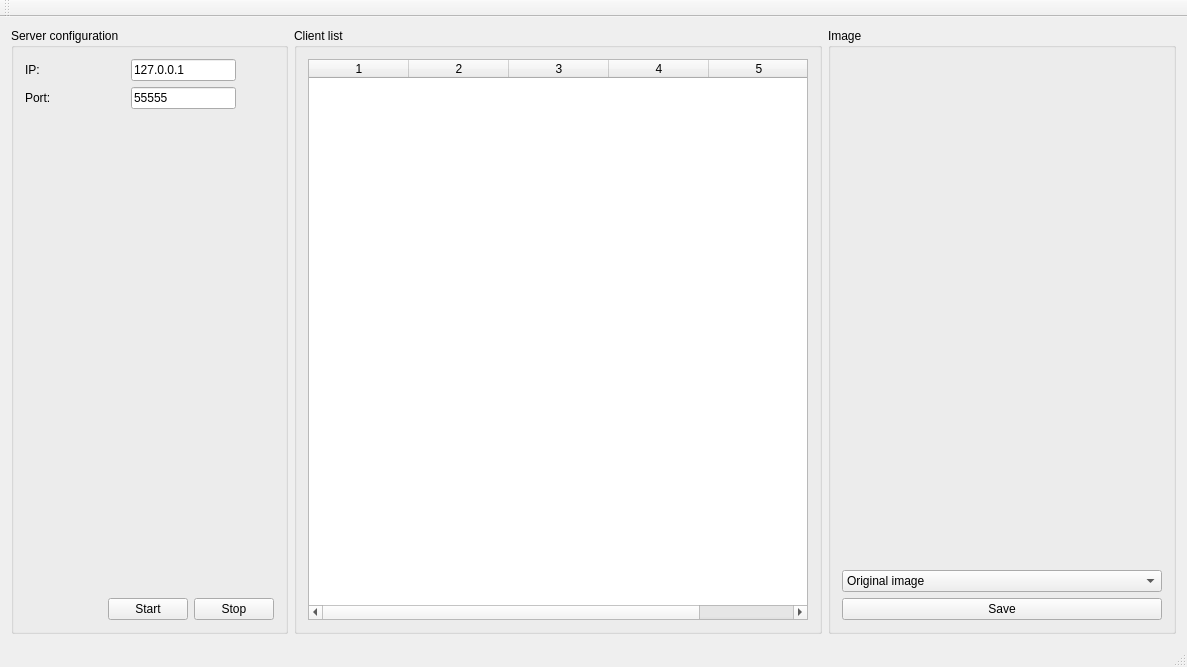
Old version of the form server.ui in the repository pavolmarak/fingerprint-server-gui-qt.
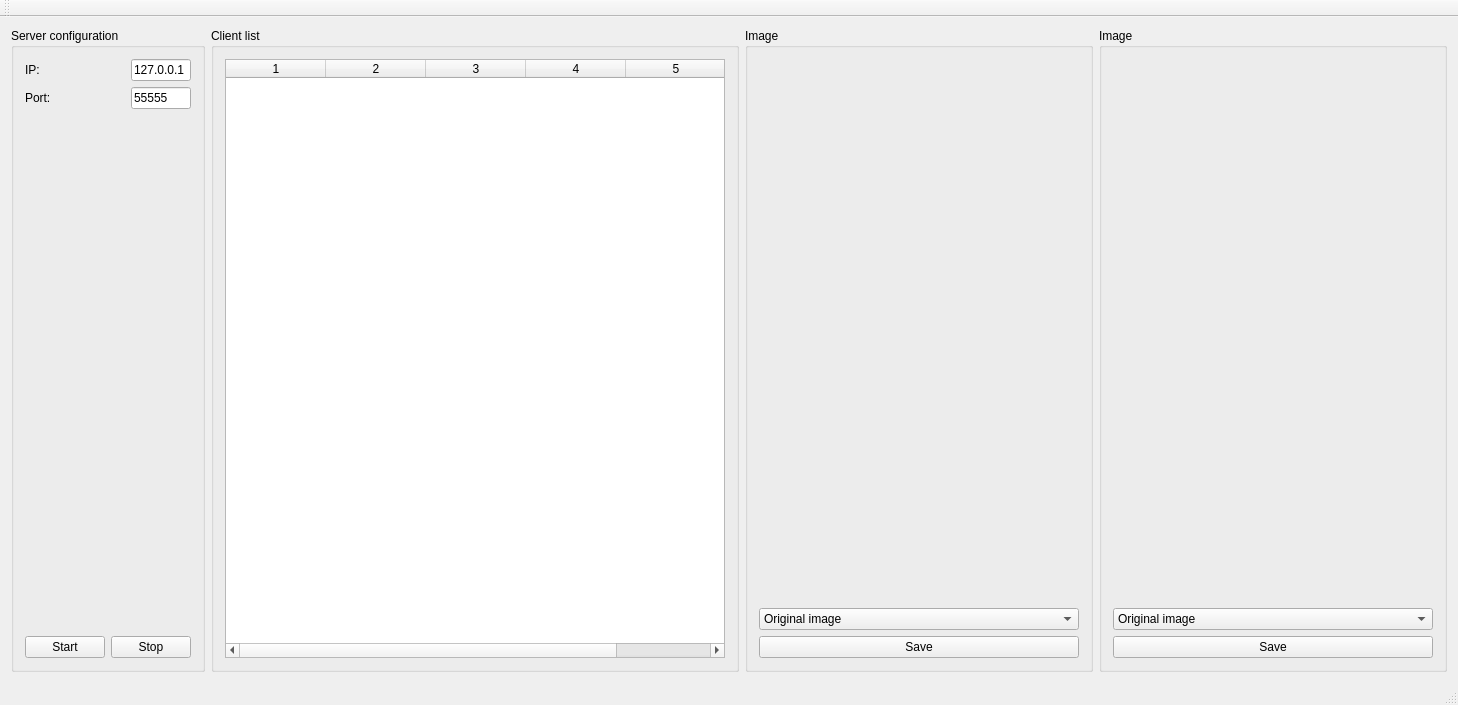
New version of the form.

Commit message: Testing fingerprint matching feature.

```diff
--- a/server.ui
+++ b/server.ui
@@ -7,7 +7,7 @@
     <x>0</x>
     <y>0</y>
     <width>1187</width>
-    <height>667</height>
+    <height>705</height>
    </rect>
   </property>
   <property name="windowTitle">
@@ -297,6 +297,56 @@
         </layout>
        </widget>
       </item>
+      <item>
+       <widget class="QGroupBox" name="imageBox2">
+        <property name="sizePolicy">
+         <sizepolicy hsizetype="Preferred" vsizetype="Preferred">
+          <horstretch>0</horstretch>
+          <verstretch>0</verstretch>
+         </sizepolicy>
+        </property>
+        <property name="title">
+         <string>Image</string>
+        </property>
+        <layout class="QVBoxLayout" name="verticalLayout_5">
+         <item>
+          <widget class="QLabel" name="img_box2">
+           <property name="sizePolicy">
+            <sizepolicy hsizetype="Minimum" vsizetype="Minimum">
+             <horstretch>0</horstretch>
+             <verstretch>0</verstretch>
+            </sizepolicy>
+           </property>
+           <property name="minimumSize">
+            <size>
+             <width>320</width>
+             <height>480</height>
+            </size>
+           </property>
+           <property name="text">
+            <string/>
+           </property>
+          </widget>
+         </item>
+         <item>
+          <widget class="QComboBox" name="output_combo2">
+           <item>
+            <property name="text">
+             <string>Original image</string>
+            </property>
+           </item>
+          </widget>
+         </item>
+         <item>
+          <widget class="QPushButton" name="save_image_button2">
+           <property name="text">
+            <string>Save</string>
+           </property>
+          </widget>
+         </item>
+        </layout>
+       </widget>
+      </item>
      </layout>
     </item>
    </layout>
```
The commit also changes 2 other files.
